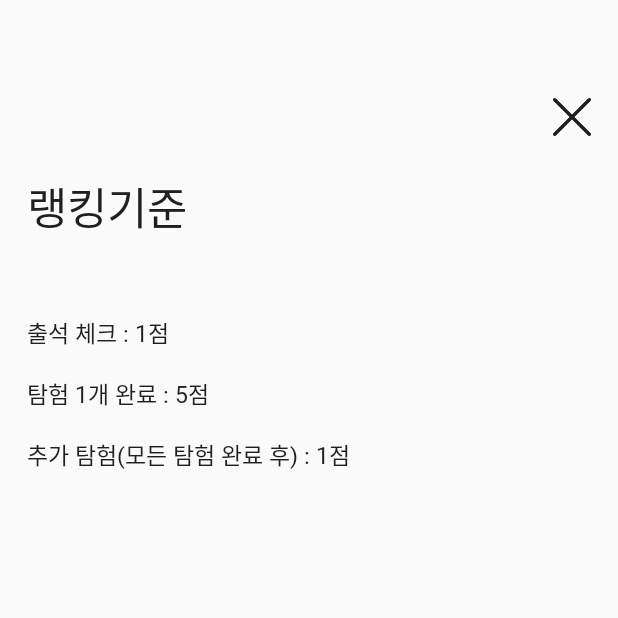
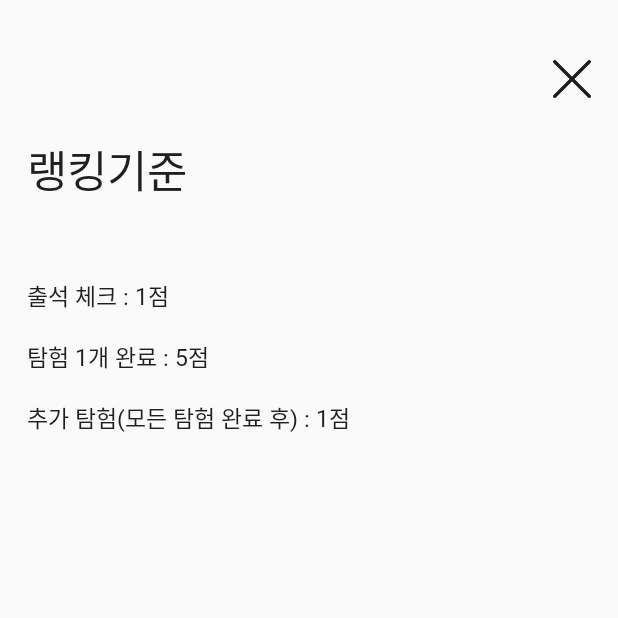
Before and after one commit to playkuround/playkuround-android, an Android app: the RankingInfoActivity screen opened directly, with no data from a screen before it, on a phone screen of 412 x 824 dp, the top half of it. Run offline under Robolectric (Android 15) with nearby library versions, the phone set to English and light mode, and no system bars; Roboto replaces fonts that are not available here.

Commit message:
docs: android blank fix 50dp (xbtn:40dp/xtext:

```diff
--- a/app/src/main/java/com/umc/playkuround/fragment/BadgeFragment.kt
+++ b/app/src/main/java/com/umc/playkuround/fragment/BadgeFragment.kt
@@ -134,6 +134,7 @@ class BadgeFragment : Fragment() {
 
 
 
+
         slideupPopup.show()
     }
 
--- a/app/src/main/res/layout/activity_ranking_info.xml
+++ b/app/src/main/res/layout/activity_ranking_info.xml
@@ -21,7 +21,7 @@
             android:src="@drawable/agree_x"
             app:layout_constraintTop_toTopOf="parent"
             app:layout_constraintEnd_toEndOf="parent"
-            android:layout_marginTop="65dp"
+            android:layout_marginTop="40dp"
             android:layout_marginEnd="18dp" />
 
         <TextView
@@ -32,8 +32,8 @@
             android:textSize="29dp"
             android:fontFamily="@font/pretendard_semi_bold"
             app:layout_constraintStart_toStartOf="parent"
-            app:layout_constraintTop_toTopOf="parent"
-            android:layout_marginTop="115dp"
+            app:layout_constraintTop_toBottomOf="@id/ranking_x_bt"
+            android:layout_marginTop="25dp"
             android:layout_marginStart="18dp"/>
 
         <TextView
--- a/app/src/main/res/layout/detail_agree_01.xml
+++ b/app/src/main/res/layout/detail_agree_01.xml
@@ -23,7 +23,7 @@
             android:fontFamily="@font/pretendard_semi_bold"
             app:layout_constraintStart_toStartOf="parent"
             app:layout_constraintTop_toTopOf="parent"
-            android:layout_marginTop="110dp"
+            android:layout_marginTop="95dp"
             android:layout_marginStart="18dp"/>
 
         <ImageView
--- a/app/src/main/res/layout/detail_agree_03.xml
+++ b/app/src/main/res/layout/detail_agree_03.xml
@@ -11,8 +11,8 @@
         android:src="@drawable/agree_x"
         app:layout_constraintEnd_toEndOf="parent"
         app:layout_constraintTop_toTopOf="parent"
-        android:layout_marginTop="72dp"
-        android:layout_marginEnd="28dp"/>
+        android:layout_marginTop="40dp"
+        android:layout_marginEnd="18dp"/>
 
     <TextView
         android:layout_width="wrap_content"
--- a/app/src/main/res/layout/dialog_place_info.xml
+++ b/app/src/main/res/layout/dialog_place_info.xml
@@ -23,7 +23,7 @@
             android:src="@drawable/agree_x"
             app:layout_constraintTop_toTopOf="parent"
             app:layout_constraintEnd_toEndOf="parent"
-            android:layout_marginTop="65dp"
+            android:layout_marginTop="40dp"
             android:layout_marginEnd="18dp" />
 
         <TextView
@@ -35,7 +35,7 @@
             android:fontFamily="@font/pretendard_semi_bold"
             app:layout_constraintStart_toStartOf="parent"
             app:layout_constraintTop_toTopOf="parent"
-            android:layout_marginTop="115dp"
+            android:layout_marginTop="95dp"
             android:layout_marginStart="18dp"/>
 
         <TextView
--- a/app/src/main/res/layout/dialog_place_rank.xml
+++ b/app/src/main/res/layout/dialog_place_rank.xml
@@ -23,7 +23,7 @@ android:background="@drawable/badge_dialog_bg">
         android:src="@drawable/agree_x"
         app:layout_constraintTop_toTopOf="parent"
         app:layout_constraintEnd_toEndOf="parent"
-        android:layout_marginTop="65dp"
+        android:layout_marginTop="40dp"
         android:layout_marginEnd="18dp" />
 
     <TextView
@@ -35,7 +35,7 @@ android:background="@drawable/badge_dialog_bg">
         android:fontFamily="@font/pretendard_semi_bold"
         app:layout_constraintStart_toStartOf="parent"
         app:layout_constraintTop_toTopOf="parent"
-        android:layout_marginTop="115dp"
+        android:layout_marginTop="95dp"
         android:layout_marginStart="18dp"/>
 
     <ImageView
--- a/app/src/main/res/layout/fragment_ranking.xml
+++ b/app/src/main/res/layout/fragment_ranking.xml
@@ -17,7 +17,7 @@
 
         <androidx.constraintlayout.widget.ConstraintLayout
             android:layout_width="match_parent"
-            android:layout_height="102dp"
+            android:layout_height="97dp"
             app:layout_constraintTop_toTopOf="parent"
             app:layout_constraintStart_toStartOf="parent"
             app:layout_constraintEnd_toEndOf="parent"
```
Also changed, not shown: app/src/main/java/com/umc/playkuround/dialog/PlaceInfoDialog.kt (+13 -1 lines), app/src/main/java/com/umc/playkuround/dialog/PlaceRankDialog.kt (+11 -1 lines).
